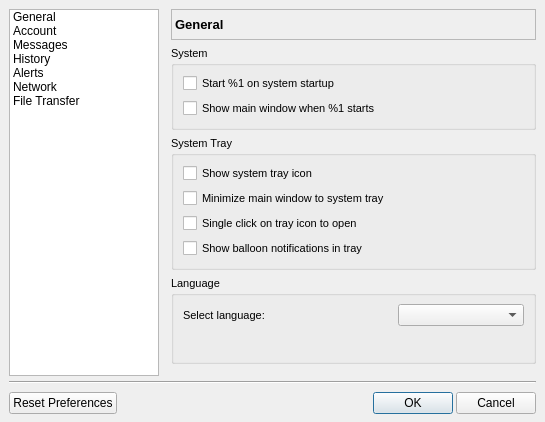
Old version of the form lmc/src/settingsdialog.ui in the repository lanmessenger/lanmessenger.
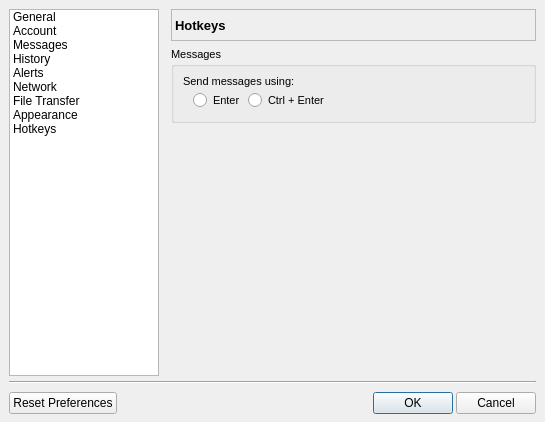
New version of the form.

Diff of the .ui file:
```diff
--- a/lmc/src/settingsdialog.ui
+++ b/lmc/src/settingsdialog.ui
@@ -89,6 +89,16 @@
          <string>File Transfer</string>
         </property>
        </item>
+       <item>
+        <property name="text">
+         <string>Appearance</string>
+        </property>
+       </item>
+       <item>
+        <property name="text">
+         <string>Hotkeys</string>
+        </property>
+       </item>
       </widget>
      </item>
      <item>
@@ -107,7 +117,7 @@
         <enum>QFrame::Plain</enum>
        </property>
        <property name="currentIndex">
-        <number>0</number>
+        <number>8</number>
        </property>
        <widget class="QWidget" name="pageGeneral">
         <layout class="QVBoxLayout" name="verticalLayout_5">
@@ -1567,6 +1577,240 @@
          </item>
         </layout>
        </widget>
+       <widget class="QWidget" name="pageThemes">
+        <layout class="QVBoxLayout" name="verticalLayout_31">
+         <property name="margin">
+          <number>0</number>
+         </property>
+         <item>
+          <widget class="QLabel" name="lblThemePage">
+           <property name="minimumSize">
+            <size>
+             <width>0</width>
+             <height>31</height>
+            </size>
+           </property>
+           <property name="maximumSize">
+            <size>
+             <width>16777215</width>
+             <height>31</height>
+            </size>
+           </property>
+           <property name="font">
+            <font>
+             <pointsize>10</pointsize>
+             <weight>75</weight>
+             <bold>true</bold>
+            </font>
+           </property>
+           <property name="frameShape">
+            <enum>QFrame::StyledPanel</enum>
+           </property>
+           <property name="frameShadow">
+            <enum>QFrame::Sunken</enum>
+           </property>
+           <property name="text">
+            <string>Appearance</string>
+           </property>
+          </widget>
+         </item>
+         <item>
+          <widget class="QGroupBox" name="grpChatTheme">
+           <property name="title">
+            <string>Chat Theme</string>
+           </property>
+           <layout class="QVBoxLayout" name="verticalLayout_30">
+            <item>
+             <layout class="QHBoxLayout" name="horizontalLayout_25">
+              <item>
+               <widget class="QComboBox" name="cboTheme">
+                <property name="sizePolicy">
+                 <sizepolicy hsizetype="Expanding" vsizetype="Fixed">
+                  <horstretch>0</horstretch>
+                  <verstretch>0</verstretch>
+                 </sizepolicy>
+                </property>
+               </widget>
+              </item>
+              <item>
+               <spacer name="horizontalSpacer_23">
+                <property name="orientation">
+                 <enum>Qt::Horizontal</enum>
+                </property>
+                <property name="sizeHint" stdset="0">
+                 <size>
+                  <width>40</width>
+                  <height>20</height>
+                 </size>
+                </property>
+               </spacer>
+              </item>
+             </layout>
+            </item>
+            <item>
+             <widget class="QFrame" name="fraMessageLog">
+              <property name="minimumSize">
+               <size>
+                <width>341</width>
+                <height>231</height>
+               </size>
+              </property>
+              <property name="frameShape">
+               <enum>QFrame::Panel</enum>
+              </property>
+              <property name="frameShadow">
+               <enum>QFrame::Sunken</enum>
+              </property>
+              <layout class="QVBoxLayout" name="verticalLayout_29">
+               <property name="margin">
+                <number>0</number>
+               </property>
+               <item>
+                <layout class="QHBoxLayout" name="logLayout"/>
+               </item>
+              </layout>
+             </widget>
+            </item>
+           </layout>
+          </widget>
+         </item>
+         <item>
+          <spacer name="verticalSpacer_9">
+           <property name="orientation">
+            <enum>Qt::Vertical</enum>
+           </property>
+           <property name="sizeHint" stdset="0">
+            <size>
+             <width>20</width>
+             <height>313</height>
+            </size>
+           </property>
+          </spacer>
+         </item>
+        </layout>
+       </widget>
+       <widget class="QWidget" name="pageHotkeys">
+        <layout class="QVBoxLayout" name="verticalLayout_34">
+         <property name="margin">
+          <number>0</number>
+         </property>
+         <item>
+          <widget class="QLabel" name="lblHotkeysPage">
+           <property name="minimumSize">
+            <size>
+             <width>0</width>
+             <height>32</height>
+            </size>
+           </property>
+           <property name="maximumSize">
+            <size>
+             <width>16777215</width>
+             <height>32</height>
+            </size>
+           </property>
+           <property name="font">
+            <font>
+             <pointsize>10</pointsize>
+             <weight>75</weight>
+             <bold>true</bold>
+            </font>
+           </property>
+           <property name="frameShape">
+            <enum>QFrame::StyledPanel</enum>
+           </property>
+           <property name="frameShadow">
+            <enum>QFrame::Sunken</enum>
+           </property>
+           <property name="text">
+            <string>Hotkeys</string>
+           </property>
+          </widget>
+         </item>
+         <item>
+          <widget class="QGroupBox" name="grpMsgHotkeys">
+           <property name="title">
+            <string>Messages</string>
+           </property>
+           <layout class="QVBoxLayout" name="verticalLayout_33">
+            <item>
+             <layout class="QVBoxLayout" name="verticalLayout_32">
+              <property name="spacing">
+               <number>3</number>
+              </property>
+              <item>
+               <widget class="QLabel" name="lblSendModDesc">
+                <property name="text">
+                 <string>Send messages using:</string>
+                </property>
+               </widget>
+              </item>
+              <item>
+               <layout class="QHBoxLayout" name="horizontalLayout_26">
+                <item>
+                 <spacer name="horizontalSpacer_24">
+                  <property name="orientation">
+                   <enum>Qt::Horizontal</enum>
+                  </property>
+                  <property name="sizeType">
+                   <enum>QSizePolicy::Fixed</enum>
+                  </property>
+                  <property name="sizeHint" stdset="0">
+                   <size>
+                    <width>10</width>
+                    <height>20</height>
+                   </size>
+                  </property>
+                 </spacer>
+                </item>
+                <item>
+                 <widget class="QRadioButton" name="rdbEnter">
+                  <property name="text">
+                   <string>Enter</string>
+                  </property>
+                 </widget>
+                </item>
+                <item>
+                 <widget class="QRadioButton" name="rdbCtlEnter">
+                  <property name="text">
+                   <string>Ctrl + Enter</string>
+                  </property>
+                 </widget>
+                </item>
+                <item>
+                 <spacer name="horizontalSpacer_25">
+                  <property name="orientation">
+                   <enum>Qt::Horizontal</enum>
+                  </property>
+                  <property name="sizeHint" stdset="0">
+                   <size>
+                    <width>40</width>
+                    <height>20</height>
+                   </size>
+                  </property>
+                 </spacer>
+                </item>
+               </layout>
+              </item>
+             </layout>
+            </item>
+           </layout>
+          </widget>
+         </item>
+         <item>
+          <spacer name="verticalSpacer_10">
+           <property name="orientation">
+            <enum>Qt::Vertical</enum>
+           </property>
+           <property name="sizeHint" stdset="0">
+            <size>
+             <width>20</width>
+             <height>233</height>
+            </size>
+           </property>
+          </spacer>
+         </item>
+        </layout>
+       </widget>
       </widget>
      </item>
     </layout>
```
Left out of the diff: 2 changed lines with no effect on the pictures.
